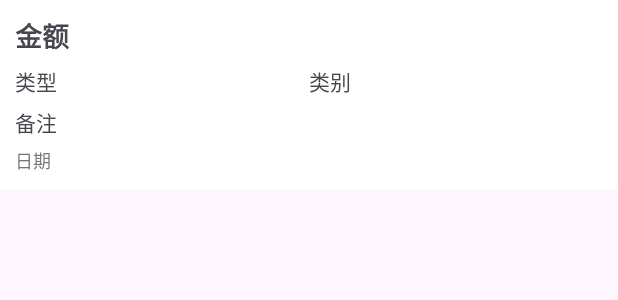
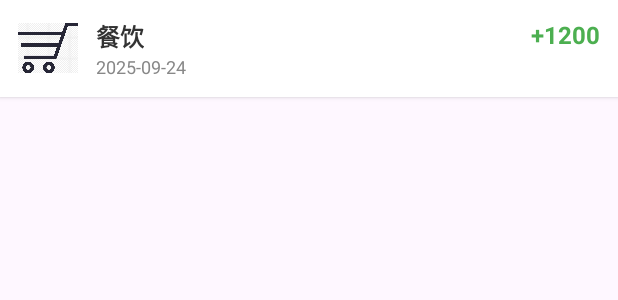
Before and after one commit to qiutf1/an-android-app-project, an Android app: the layout item_record.xml on its own in the app's theme, with its tools: preview values and no code run, on a phone screen of 412 x 824 dp. Shown: the top 300 px of the screen. Run offline under Robolectric (Android 15) with nearby library versions, the phone set to English and light mode, and no system bars.

Commit message:
重新优化了记账页面

```diff
--- /dev/null
+++ b/app/src/main/res/drawable/circle_background.xml
@@ -0,0 +1,5 @@
+<?xml version="1.0" encoding="utf-8"?>
+<shape xmlns:android="http://schemas.android.com/apk/res/android"
+    android:shape="oval">
+    <solid android:color="@android:color/white"/>
+</shape>
--- a/app/src/main/res/layout/item_record.xml
+++ b/app/src/main/res/layout/item_record.xml
@@ -1,53 +1,52 @@
 <?xml version="1.0" encoding="utf-8"?>
 <LinearLayout xmlns:android="http://schemas.android.com/apk/res/android"
-    android:orientation="vertical"
-    android:padding="10dp"
     android:layout_width="match_parent"
     android:layout_height="wrap_content"
-    android:background="@android:color/white">
+    android:orientation="horizontal"
+    android:padding="12dp"
+    android:background="@android:color/white"
+    android:elevation="2dp">
 
+    <!-- 左侧类别图标 -->
+    <ImageView
+        android:id="@+id/ivCategory"
+        android:layout_width="40dp"
+        android:layout_height="40dp"
+        android:src="@drawable/ic_category_shopping"
+        android:layout_marginEnd="12dp"/>
+
+    <!-- 中间文本 -->
+    <LinearLayout
+        android:layout_width="0dp"
+        android:layout_height="wrap_content"
+        android:orientation="vertical"
+        android:layout_weight="1">
+
+        <TextView
+            android:id="@+id/tvNoteOrCategory"
+            android:layout_width="wrap_content"
+            android:layout_height="wrap_content"
+            android:text="餐饮"
+            android:textSize="16sp"
+            android:textStyle="bold"
+            android:textColor="#333333"/>
+
+        <TextView
+            android:id="@+id/tvDate"
+            android:layout_width="wrap_content"
+            android:layout_height="wrap_content"
+            android:text="2025-09-24"
+            android:textSize="12sp"
+            android:textColor="#888888"/>
+    </LinearLayout>
+
+    <!-- 金额 -->
     <TextView
         android:id="@+id/tvAmount"
         android:layout_width="wrap_content"
         android:layout_height="wrap_content"
-        android:text="金额"
-        android:textSize="18sp"
-        android:textStyle="bold" />
-
-    <LinearLayout
-        android:layout_marginTop="6dp"
-        android:layout_width="match_parent"
-        android:layout_height="wrap_content"
-        android:orientation="horizontal">
-
-        <TextView
-            android:id="@+id/tvType"
-            android:layout_width="0dp"
-            android:layout_weight="1"
-            android:layout_height="wrap_content"
-            android:text="类型" />
-
-        <TextView
-            android:id="@+id/tvCategory"
-            android:layout_width="0dp"
-            android:layout_weight="1"
-            android:layout_height="wrap_content"
-            android:text="类别" />
-    </LinearLayout>
-
-    <TextView
-        android:id="@+id/tvNote"
-        android:layout_width="wrap_content"
-        android:layout_height="wrap_content"
-        android:text="备注"
-        android:layout_marginTop="6dp"/>
-
-    <TextView
-        android:id="@+id/tvDate"
-        android:layout_width="wrap_content"
-        android:layout_height="wrap_content"
-        android:text="日期"
-        android:textSize="12sp"
-        android:textColor="#777777"
-        android:layout_marginTop="6dp"/>
+        android:text="+1200"
+        android:textSize="16sp"
+        android:textStyle="bold"
+        android:textColor="#4CAF50"/>
 </LinearLayout>
```
Also changed, not shown: app/src/main/java/com/example/myapp4/RecordAdapter.java (+55 -38 lines), app/src/main/java/com/example/myapp4/fragments/RecordFragment.java (+140 -79 lines), app/src/main/res/layout/dialog_add_record.xml (added, +54 -0 lines), app/src/main/res/layout/fragment_record.xml (+64 -77 lines), app/src/main/res/values/styles.xml (added, +11 -0 lines), app/src/main/res/drawable/ic_add.jpg (added), app/src/main/res/drawable/ic_category_entertainment.jpg (added), app/src/main/res/drawable/ic_category_food.jpg (added), app/src/main/res/drawable/ic_category_other.jpg (added), app/src/main/res/drawable/ic_category_salary.jpg (added), app/src/main/res/drawable/ic_category_shopping.jpg (added), app/src/main/res/drawable/ic_category_transport.jpg (added).
